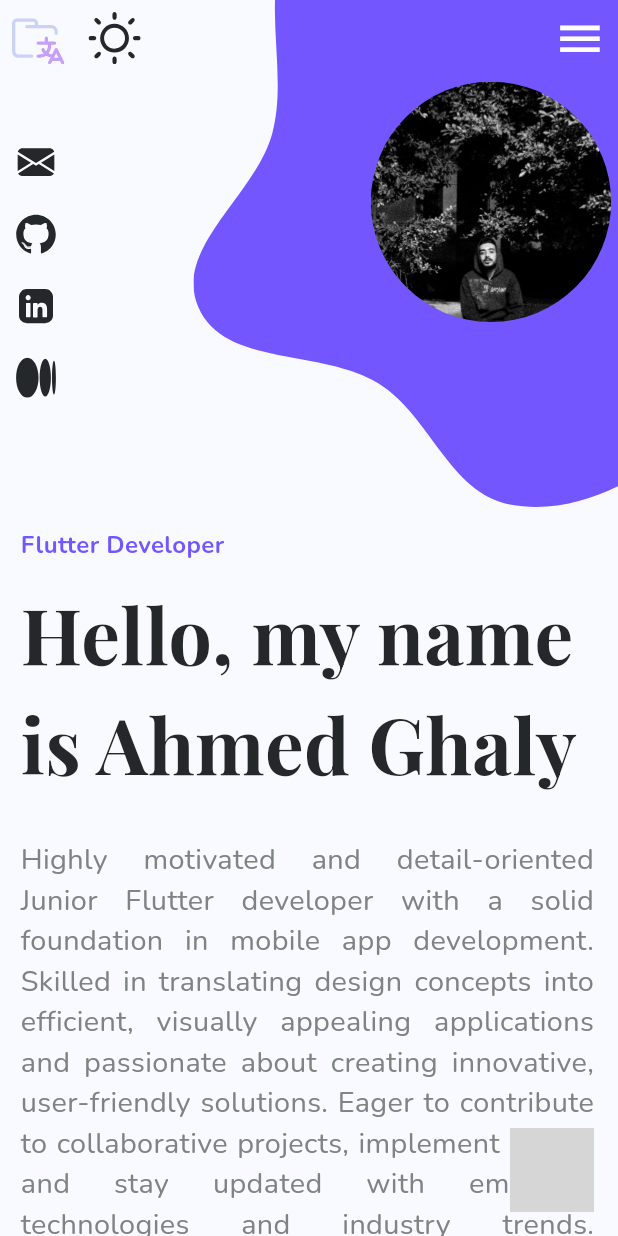
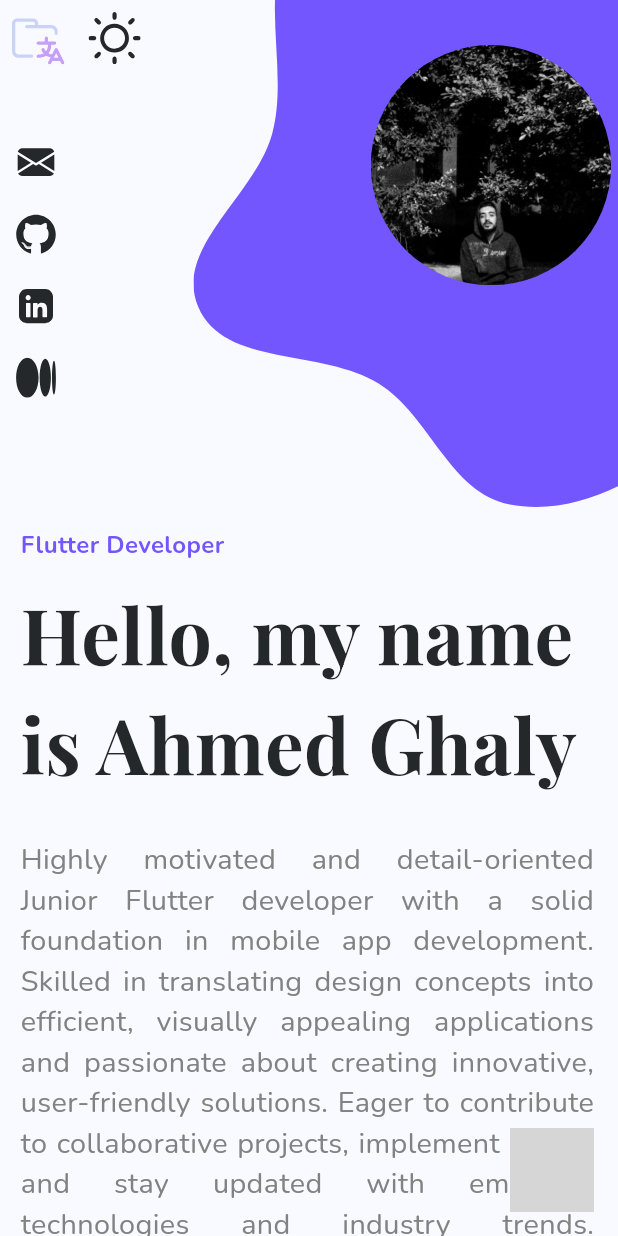
Before and after one commit to ahmedghaly15/Personal-Portfolio, a Flutter app: the screen it shows after launch, on a phone screen of 412 x 824 dp. Run offline on Flutter 3.47's test engine with Material 3 defaults, Android fonts, the phone set to English and light mode, and no system bars; our stand-ins replace animate_do, flutter_bloc, flutter_screenutil, flutter_svg, get_it, percent_indicator and 1 more; missing offline and left inert: file_saver, speed_dial_fab; grey boxes are pictures that could not be loaded.

Commit message:
Updated TabsAndMyImage & MobileLayoutTopSection widgets

```diff
--- a/lib/src/widgets/mobile_layout_top_section.dart
+++ b/lib/src/widgets/mobile_layout_top_section.dart
@@ -1,6 +1,5 @@
 import 'package:flutter/material.dart';
 import 'package:flutter_bloc/flutter_bloc.dart';
-import 'package:flutter_screenutil/flutter_screenutil.dart';
 import 'package:personal_portfolio/src/core/locale/logic/locale_cubit.dart';
 import 'package:personal_portfolio/src/core/utils/app_assets.dart';
 import 'package:personal_portfolio/src/core/widgets/my_sized_box.dart';
@@ -41,19 +40,12 @@ class MobileLayoutTopSection extends StatelessWidget {
   }
 
   Widget _buildMyTabsAndImage(BuildContext context) {
-    return Expanded(
+    return const Expanded(
       child: TabsAndMyImage(
         backgroundSvgImage: Assets.svgsMobileLavenderBg,
         isDesktop: false,
-        headerWidget: IconButton(
-          onPressed: () => Scaffold.of(context).openDrawer(),
-          icon: Icon(
-            Icons.menu,
-            color: Colors.white,
-            size: 40.h,
-          ),
-        ),
         myImageRadius: 280,
+        topPosition: 32,
       ),
     );
   }
--- a/lib/src/widgets/tabs_and_my_image.dart
+++ b/lib/src/widgets/tabs_and_my_image.dart
@@ -16,12 +16,14 @@ class TabsAndMyImage extends StatelessWidget {
     required this.isDesktop,
     required this.myImageRadius,
     this.headerWidget,
+    this.topPosition = 64,
   });
 
   final String backgroundSvgImage;
   final bool isDesktop;
   final Widget? headerWidget;
   final double myImageRadius;
+  final double topPosition;
 
   @override
   Widget build(BuildContext context) {
@@ -39,12 +41,11 @@ class TabsAndMyImage extends StatelessWidget {
                 margin: EdgeInsetsDirectional.only(top: 14.h, start: 16.w),
                 child: const HeaderTabsBlocBuilder(),
               )
-            : headerWidget!,
+            : headerWidget ?? const SizedBox.shrink(),
         PositionedDirectional(
-          top: 60.h,
+          top: topPosition.h,
           end: isArabic ? null : 16.w,
           start: isArabic ? 16.w : null,
-          // bottom: 0,
           child: UpAndDownAnimatedWidget(
             child: CircleAvatar(
               backgroundColor: AppColors.primaryColor,
```
